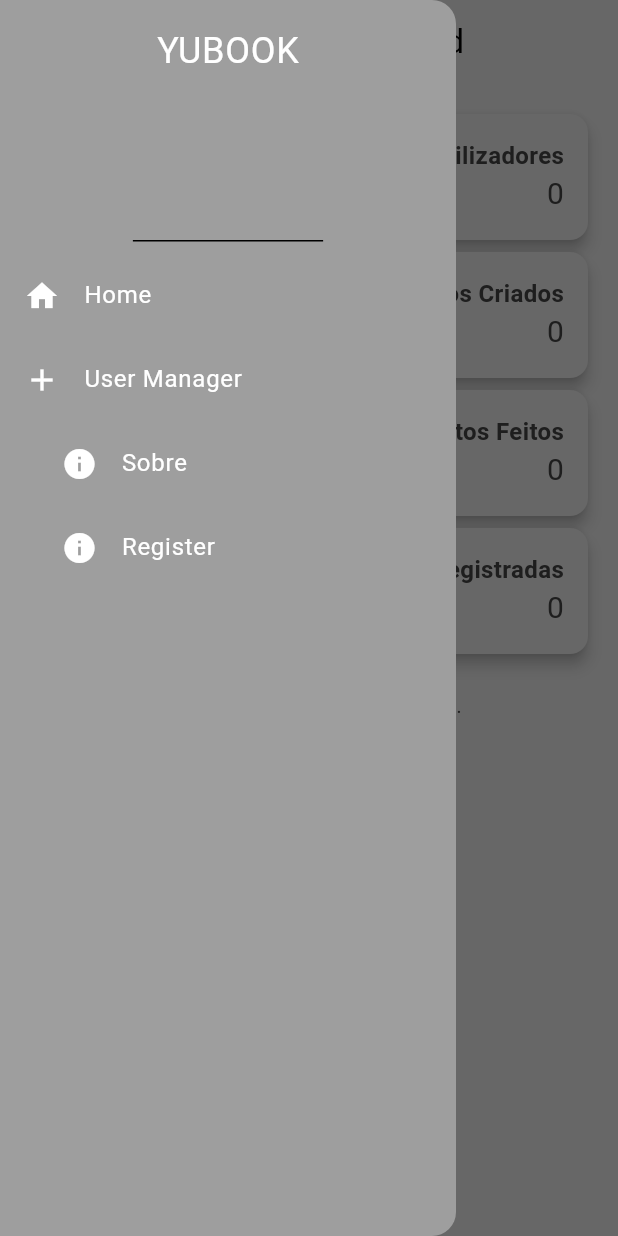
After one commit to Mauroreis100/YuBook, a Flutter app: the SuperAdminDashboardPage screen opened by its route, with the side drawer open, on a phone screen of 412 x 824 dp. The commit adds this screen. Run offline on Flutter 3.47's test engine with Material 3 defaults, Android fonts, the phone set to English and light mode, and no system bars; our stand-ins replace cloud_firestore, firebase_auth, firebase_core, google_sign_in; accounts and stored records are empty.

Commit message:
usermanager, admindashboard, business list with actions

```diff
--- a/yubook/lib/main.dart
+++ b/yubook/lib/main.dart
@@ -1,18 +1,26 @@
 import 'package:flutter/material.dart';
 import 'package:firebase_core/firebase_core.dart';
+import 'package:firebase_auth/firebase_auth.dart';
+import 'package:cloud_firestore/cloud_firestore.dart';
+import 'package:yubook/pages/admin/business_list.dart';
+import 'package:yubook/pages/admin/userManager.dart';
+
+import 'firebase_options.dart';
+import 'theme/light_mode.dart';
+import 'theme/dark_mode.dart';
+
+import 'package:yubook/pages/loginpage.dart';
+import 'package:yubook/pages/registerpage.dart';
+import 'package:yubook/pages/usertype.dart';
 import 'package:yubook/pages/home_page.dart';
-import 'package:yubook/pages/loginpage.dart';
-import 'package:yubook/pages/add_business_form.dart';
+import 'package:yubook/pages/admin/admin_dashboard.dart';
+import 'package:yubook/pages/manager/manager_dashboard_page.dart';
 import 'package:yubook/pages/manager/add_service_form.dart';
 import 'package:yubook/pages/manager/services_page.dart';
-import 'package:yubook/pages/registerpage.dart';
+import 'package:yubook/pages/manager/confirm_bookings_page.dart';
+import 'package:yubook/pages/user/booking_history_page.dart';
 import 'package:yubook/pages/user/booking_page.dart';
-import 'package:yubook/pages/usertype.dart';
-import 'package:yubook/theme/light_mode.dart';
-import 'firebase_options.dart';
-import 'theme/dark_mode.dart';
-import 'pages/user/booking_history_page.dart';
-import 'package:yubook/pages/manager/manager_dashboard_page.dart';
+import 'package:yubook/pages/add_business_form.dart';
 
 void main() async {
   WidgetsFlutterBinding.ensureInitialized();
@@ -23,27 +31,54 @@ void main() async {
 class MyApp extends StatelessWidget {
   const MyApp({super.key});
 
+  Future<Widget> _getInitialPage() async {
+    final user = FirebaseAuth.instance.currentUser;
+    if (user == null) return LoginPage(onTap: () {});
+
+    final doc = await FirebaseFirestore.instance.collection('users').doc(user.uid).get();
+    final tipo = doc['tipoUser']?.toString().toLowerCase();
+
+    if (tipo == 'admin') return const SuperAdminDashboardPage();
+    if (tipo == 'gestor') return const ManagerDashboardPage();
+    if (tipo == 'Cliente') return  HomePage();
+
+    return HomePage();
+  }
+
   @override
   Widget build(BuildContext context) {
+    return FutureBuilder<Widget>(
+      future: _getInitialPage(),
+      builder: (context, snapshot) {
+        if (snapshot.connectionState == ConnectionState.waiting) {
+          return const MaterialApp(
+            home: Scaffold(body: Center(child: CircularProgressIndicator())),
+          );
+        }
+
         return MaterialApp(
           debugShowCheckedModeBanner: false,
           title: 'YuBook',
           theme: lightMode,
           darkTheme: darkMode,
-      initialRoute: '/loginpage',
+          home: snapshot.data!,
           routes: {
-        '/': (context) => LoginPage(onTap: () {}),
-        '/home_page': (context) => HomePage(),
             '/loginpage': (context) => LoginPage(onTap: () {}),
             '/register': (context) => RegisterPage(onTap: () {}),
             '/usertype': (context) => UserTypePage(),
+            '/home_page': (context) => HomePage(),
+            '/admin_dashboard': (context) => const SuperAdminDashboardPage(),
+            '/manager_dashboard': (context) => const ManagerDashboardPage(),
             '/add_service_form': (context) => AddServicePage(),
             '/services_page': (context) => BusinessServicesPage(),
-        //     '/bookingPage': (context) => BookingPage(),
             '/add_business_form': (context) => AddBusinessFormPage(),
             '/booking_history': (context) => BookingHistoryPage(),
-        '/manager_dashboard': (context) => ManagerDashboardPage(),
             '/booking_page': (context) => const ClientAgendamentosPage(),
+            '/confirm_bookings_page': (context) => const ManagerAgendamentosPage(),
+            '/userManager': (context) => const UserManagerPage(),
+            '/business_list': (context) => const AdminEmpresaListPage(),
+          },
+        );
       },
     );
   }
--- a/yubook/lib/pages/admin/admin_dashboard.dart
+++ b/yubook/lib/pages/admin/admin_dashboard.dart
@@ -0,0 +1,84 @@
+import 'package:flutter/material.dart';
+import 'package:cloud_firestore/cloud_firestore.dart';
+import 'package:firebase_auth/firebase_auth.dart';
+import 'package:yubook/pages/admin/hamburguer_admin.dart';
+
+class SuperAdminDashboardPage extends StatefulWidget {
+  const SuperAdminDashboardPage({super.key});
+
+  @override
+  State<SuperAdminDashboardPage> createState() => _SuperAdminDashboardPageState();
+}
+
+class _SuperAdminDashboardPageState extends State<SuperAdminDashboardPage> {
+  int userCount = 0;
+  int serviceCount = 0;
+  int bookingCount = 0;
+  int businessCount = 0;
+
+  @override
+  void initState() {
+    super.initState();
+    _loadMetrics();
+  }
+
+  Future<void> _loadMetrics() async {
+    final users = await FirebaseFirestore.instance.collection('users').get();
+    final services = await FirebaseFirestore.instance.collection('servicos').get();
+    final bookings = await FirebaseFirestore.instance.collection('agendamentos').get();
+    final businesses = await FirebaseFirestore.instance.collection('empresas').get();
+
+    setState(() {
+      userCount = users.docs.length;
+      serviceCount = services.docs.length;
+      bookingCount = bookings.docs.length;
+      businessCount = businesses.docs.length;
+    });
+  }
+
+  Widget _buildKpiCard(String title, int value, IconData icon, Color color) {
+    return Card(
+      elevation: 4,
+      child: Padding(
+        padding: const EdgeInsets.all(16.0),
+        child: Row(
+          mainAxisAlignment: MainAxisAlignment.spaceBetween,
+          children: [
+            Icon(icon, size: 36, color: color),
+            Column(
+              crossAxisAlignment: CrossAxisAlignment.end,
+              children: [
+                Text(title, style: const TextStyle(fontSize: 16, fontWeight: FontWeight.bold)),
+                Text(value.toString(), style: const TextStyle(fontSize: 20)),
+              ],
+            )
+          ],
+        ),
+      ),
+    );
+  }
+
+  @override
+  Widget build(BuildContext context) {
+    return Scaffold(
+      appBar: AppBar(title: const Text('Super Admin Dashboard')),
+      body: RefreshIndicator(
+        onRefresh: _loadMetrics,
+        child: ListView(
+          padding: const EdgeInsets.all(16),
+          children: [
+            _buildKpiCard("Total de Utilizadores", userCount, Icons.person, Colors.blue),
+            _buildKpiCard("Serviços Criados", serviceCount, Icons.design_services, Colors.green),
+            _buildKpiCard("Agendamentos Feitos", bookingCount, Icons.event, Colors.orange),
+            _buildKpiCard("Empresas Registradas", businessCount, Icons.business, Colors.purple),
+            const SizedBox(height: 20),
+            const Text("Gráficos e Relatórios em breve...",
+              textAlign: TextAlign.center,
+              style: TextStyle(fontStyle: FontStyle.italic))
+          ],
+        ),
+      ),
+    drawer: HamburguerMenuAdmin(),
+    );
+  }
+}
--- /dev/null
+++ b/yubook/lib/pages/admin/hamburguer_admin.dart
@@ -0,0 +1,70 @@
+import 'package:flutter/material.dart';
+
+class HamburguerMenuAdmin extends StatelessWidget {
+  const HamburguerMenuAdmin({super.key});
+
+  @override
+  Widget build(BuildContext context) {
+    return Drawer(
+      backgroundColor: Colors.grey,
+
+      child: Column(
+        children: [
+          DrawerHeader(
+            child: Text(
+              'YUBOOK',
+              style: TextStyle(
+                color: Colors.white,
+                fontSize: 24,
+              ),
+            ),
+          ),
+          ListTile(
+            leading: Icon(Icons.home, color: Colors.white),
+            title: Text('Home', style: TextStyle(color: Colors.white)),
+            onTap: () {
+              // Navegar para a página inicial
+              Navigator.pop(context);
+              Navigator.pushNamed(context, '/admin_dashboard');
+            },
+          ),
+          ListTile(
+            leading: Icon(Icons.add, color: Colors.white),
+            title: Text('User Manager', style: TextStyle(color: Colors.white)),
+            onTap: () {
+              // Navegar para a página inicial
+              Navigator.pop(context);
+              Navigator.pushNamed(context, '/userManager');
+            },
+          ),
+
+          Padding(
+            padding: const EdgeInsets.only(left: 25.0),
+            child: ListTile(
+              leading: Icon(Icons.info, color: Colors.white),
+              title: Text('Sobre', style: TextStyle(color: Colors.white)),
+              onTap: () {
+                // Navegar para a página sobre
+                Navigator.pop(context);
+              },
+            ),
+          ),
+          Padding(
+            padding: const EdgeInsets.only(left: 25.0),
+            child: ListTile(
+              leading: Icon(Icons.info, color: Colors.white),
+              title: Text('Register', style: TextStyle(color: Colors.white)),
+              onTap: () {
+                // Navegar para a página sobre
+                Navigator.pop(context);
+                Navigator.pushNamed(context, '/register');
+              },
+            ),
+          ),
+
+
+        ],
+      ),
+    );
+  }
+}
```
Also changed, not shown: yubook/lib/pages/admin/business_list.dart (added, +78 -0 lines), yubook/lib/pages/admin/userManager.dart (added, +112 -0 lines), yubook/lib/pages/manager/admin_dashboard.dart (added, +97 -0 lines), yubook/lib/pages/admin/manage_posts_page.dart (deleted), yubook/pubspec.lock. Lines whose indentation alone changed are shown as unchanged.
